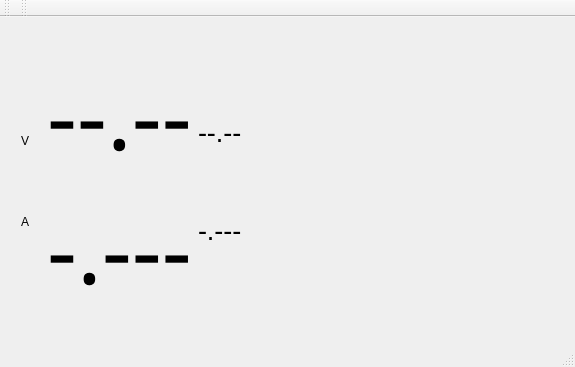
Qt form src/mainwindow.ui (vika-sonne/korad-psu) before a commit.
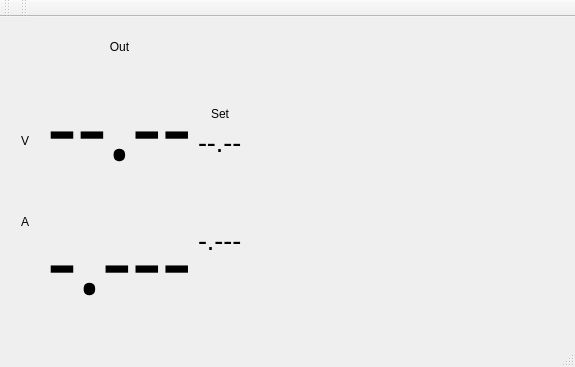
The same form after that commit. Custom widgets are drawn as their Qt base class.

```diff
--- a/src/mainwindow.ui
+++ b/src/mainwindow.ui
@@ -93,6 +93,16 @@
         </property>
        </spacer>
       </item>
+      <item>
+       <widget class="QLabel" name="label_3">
+        <property name="text">
+         <string>Out</string>
+        </property>
+        <property name="alignment">
+         <set>Qt::AlignCenter</set>
+        </property>
+       </widget>
+      </item>
       <item>
        <widget class="QLabel" name="oVout">
         <property name="font">
@@ -149,6 +159,16 @@
         </property>
        </spacer>
       </item>
+      <item>
+       <widget class="QLabel" name="label_4">
+        <property name="text">
+         <string>Set</string>
+        </property>
+        <property name="alignment">
+         <set>Qt::AlignCenter</set>
+        </property>
+       </widget>
+      </item>
       <item>
        <widget class="QLabel" name="oVset1">
         <property name="font">
```
